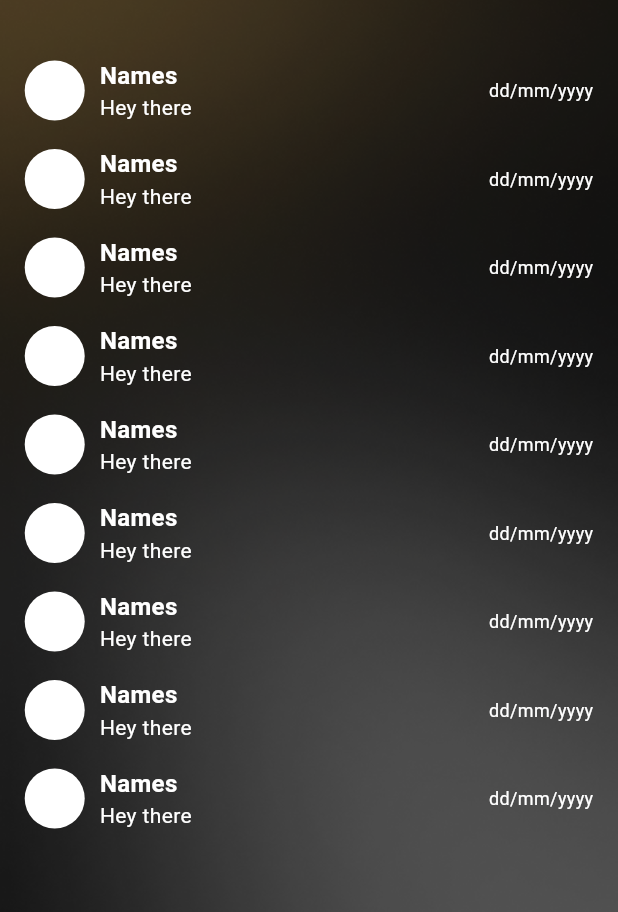
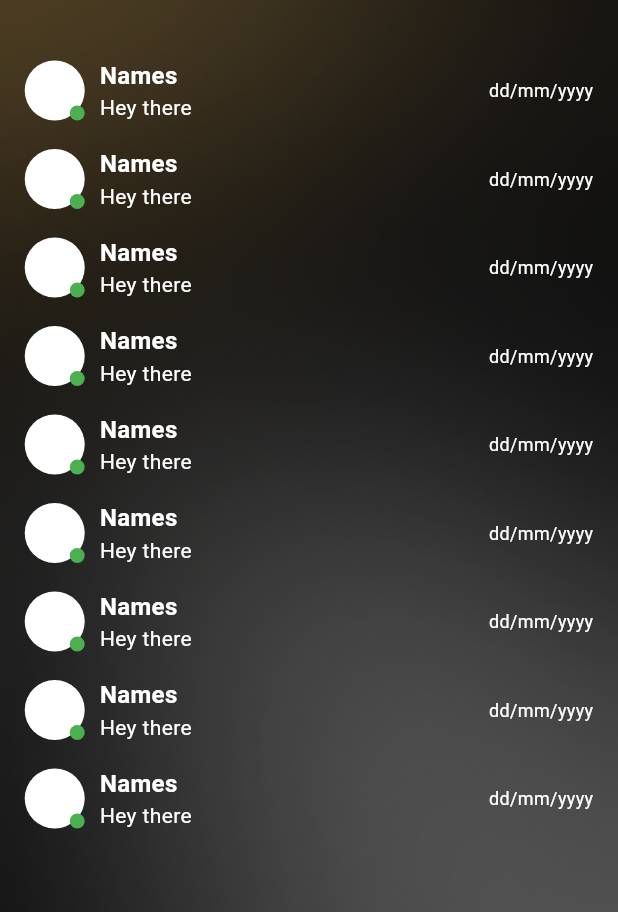
Before and after one commit to Alvin11David/HELPER-APP, a Flutter app: the screen it shows after launch, on a phone screen of 412 x 824 dp. Shown: the part 321-1233 px from the top of the screen. Run offline on Flutter 3.47's test engine with Material 3 defaults, Android fonts, the phone set to English and light mode, and no system bars; our stand-ins replace camera, firebase_core, shared_preferences; missing offline and left inert: google_ml_kit, google_mlkit_face_detection; accounts and stored records are empty.

Commit message:
Working on the chat list screen

```diff
--- a/helper/lib/Chats/Chat_List_Screen.dart
+++ b/helper/lib/Chats/Chat_List_Screen.dart
@@ -60,7 +60,10 @@ class ChatListScreen extends StatelessWidget {
                           color: Colors.white,
                           shape: BoxShape.circle,
                         ),
-                        child: const Icon(Icons.notifications, color: Colors.black),
+                        child: const Icon(
+                          Icons.notifications,
+                          color: Colors.black,
+                        ),
                       ),
                       Positioned(
                         bottom: 0,
@@ -182,6 +185,8 @@ class ChatListScreen extends StatelessWidget {
                         padding: const EdgeInsets.symmetric(vertical: 8.0),
                         child: Row(
                           children: [
+                            Stack(
+                              children: [
                                 Container(
                                   width: 40,
                                   height: 40,
@@ -189,6 +194,20 @@ class ChatListScreen extends StatelessWidget {
                                     color: Colors.white,
                                     shape: BoxShape.circle,
                                   ),
+                                ),
+                                Positioned(
+                                  bottom: 0,
+                                  right: 0,
+                                  child: Container(
+                                    width: 10,
+                                    height: 10,
+                                    decoration: const BoxDecoration(
+                                      color: Colors.green,
+                                      shape: BoxShape.circle,
+                                    ),
+                                  ),
+                                ),
+                              ],
                             ),
                             const SizedBox(width: 10),
                             Column(
```
Lines whose indentation alone changed are shown as unchanged.
